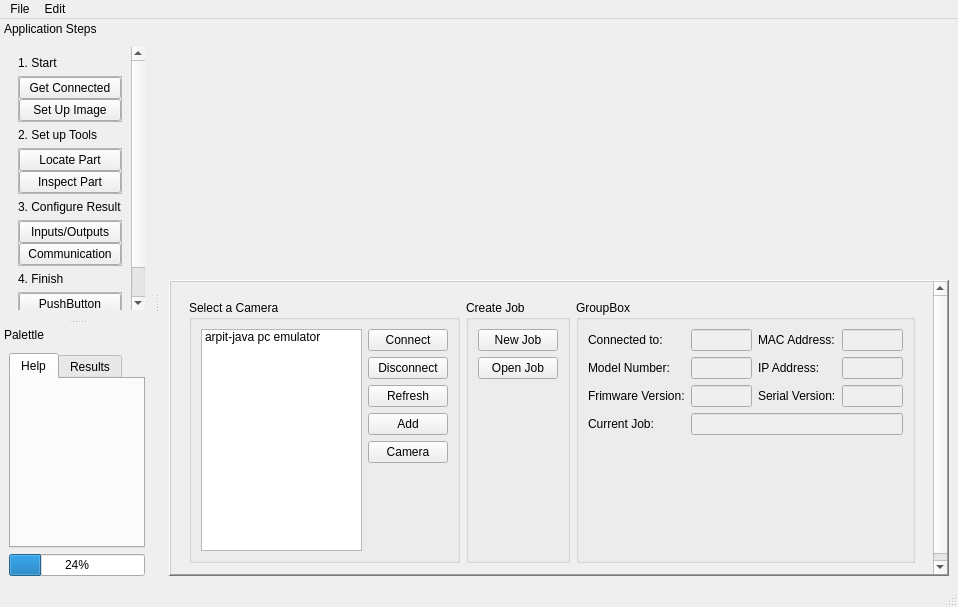
First picture: the form in deepvision-ui/gui/ui_mainwindow.ui, repository itsarpitgupta/dream-projects, before the edit.
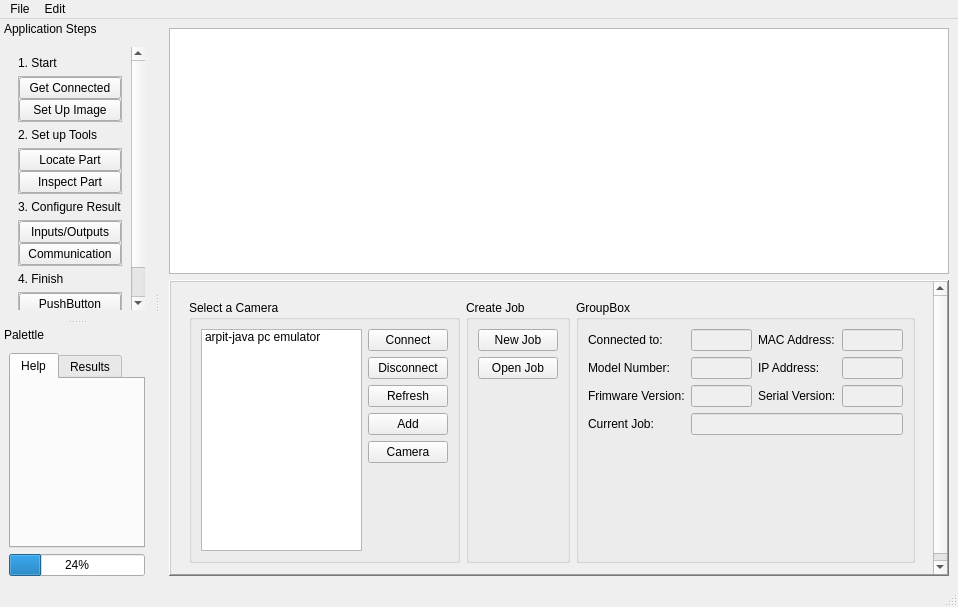
Second picture: the form after the edit. Custom widgets are drawn as their Qt base class.

What changed in the file:
```diff
--- a/deepvision-ui/gui/ui_mainwindow.ui
+++ b/deepvision-ui/gui/ui_mainwindow.ui
@@ -24,9 +24,6 @@
   </property>
   <widget class="QWidget" name="centralwidget">
    <layout class="QGridLayout" name="gridLayout_11">
-    <item row="0" column="0">
-     <widget class="MplWidget" name="MplWidget" native="true"/>
-    </item>
     <item row="1" column="0">
      <widget class="QSplitter" name="splitter">
       <property name="minimumSize">
@@ -662,6 +659,9 @@
       </widget>
      </widget>
     </item>
+    <item row="0" column="0">
+     <widget class="QGraphicsView" name="graphicsView"/>
+    </item>
    </layout>
   </widget>
   <widget class="QMenuBar" name="menubar">
@@ -982,14 +982,6 @@
    </widget>
   </widget>
  </widget>
- <customwidgets>
-  <customwidget>
-   <class>MplWidget</class>
-   <extends>QWidget</extends>
-   <header>mplwidget.h</header>
-   <container>1</container>
-  </customwidget>
- </customwidgets>
  <resources/>
  <connections/>
 </ui>
```
Left out of the diff: 14 changed lines with no effect on the pictures.
